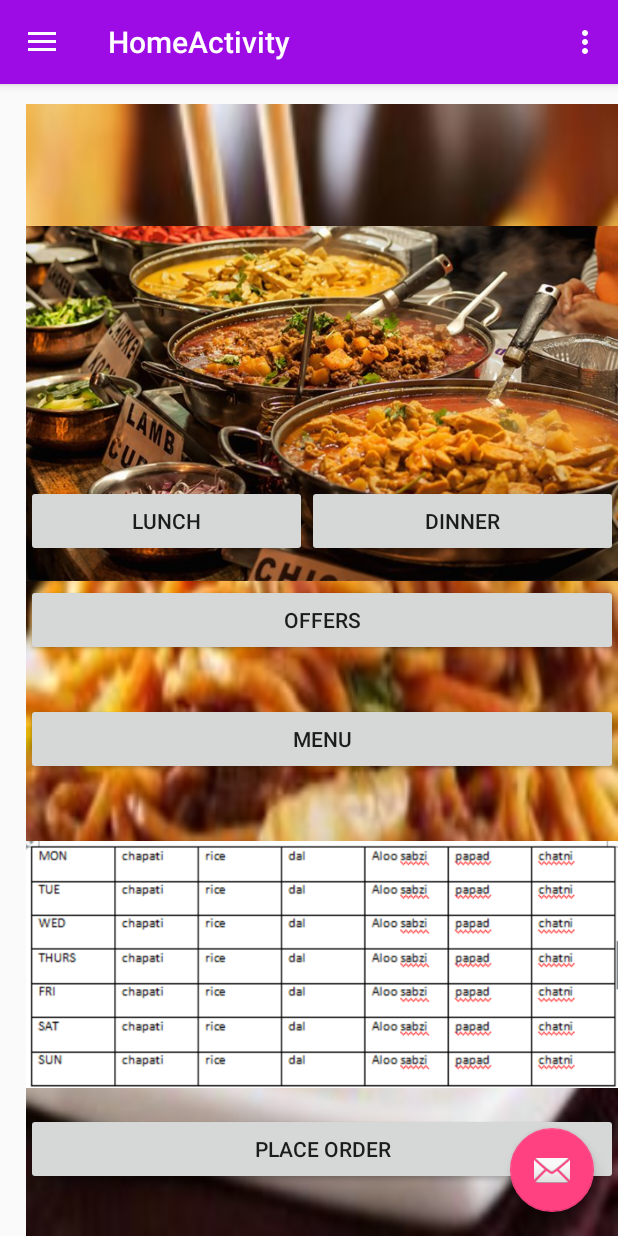
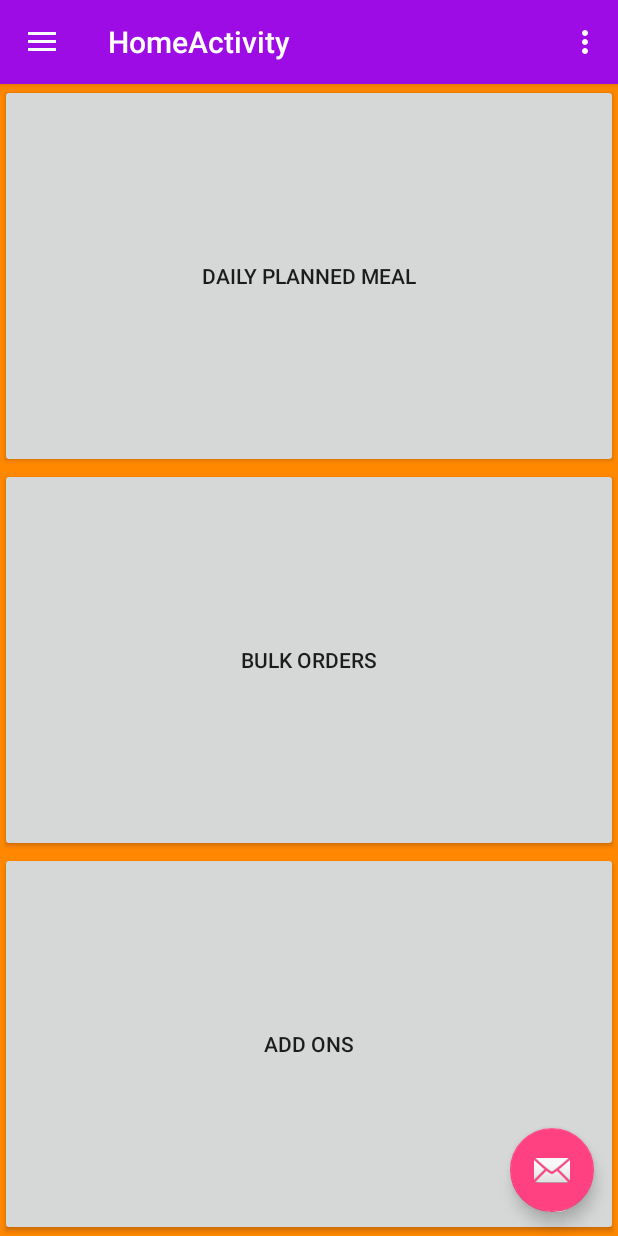
Before and after one commit to LunchBoxAndroid/LUNCHBOX, an Android app: the fragment homeFragment placed in its activity, in the options menu, after a tap on "Settings", on a phone screen of 412 x 824 dp. Run offline under Robolectric (Android 15) with nearby library versions, the phone set to English and light mode, and no system bars.

Commit message:
activity_home2

```diff
--- a/app/build.gradle
+++ b/app/build.gradle
@@ -23,6 +23,8 @@ dependencies {
     implementation 'com.android.support:appcompat-v7:27.1.1'
     implementation 'com.android.support.constraint:constraint-layout:1.1.2'
     implementation 'com.android.support:design:27.1.1'
+    implementation 'com.squareup:android-times-square:1.6.5@aar'
+
     testImplementation 'junit:junit:4.12'
     androidTestImplementation 'com.android.support.test:runner:1.0.2'
     androidTestImplementation 'com.android.support.test.espresso:espresso-core:3.0.2'
--- a/app/src/main/AndroidManifest.xml
+++ b/app/src/main/AndroidManifest.xml
@@ -20,8 +20,9 @@
             android:name=".HomeActivity"
             android:label="@string/title_activity_home"
             android:theme="@style/AppTheme" />
-        <activity android:name=".SignInActivity"></activity>
-        <activity android:name=".BulkOrderActivity"></activity>
+        <activity android:name=".SignInActivity" />
+        <activity android:name=".BulkOrderActivity" />
+        <activity android:name=".Home"></activity>
     </application>
 
 </manifest>
--- a/app/src/main/java/com/lunchbox/lunchbox/HomeActivity.java
+++ b/app/src/main/java/com/lunchbox/lunchbox/HomeActivity.java
@@ -18,11 +18,13 @@ import android.view.MenuItem;
 
 public class HomeActivity extends AppCompatActivity
         implements NavigationView.OnNavigationItemSelectedListener {
-
     @Override
     protected void onCreate(Bundle savedInstanceState) {
+
         super.onCreate(savedInstanceState);
         setContentView(R.layout.activity_home);
+
+
         Toolbar toolbar = (Toolbar) findViewById(R.id.toolbar);
         setSupportActionBar(toolbar);
 
--- a/app/src/main/java/com/lunchbox/lunchbox/dailyFragment.java
+++ /dev/null
@@ -1,26 +0,0 @@
-package com.lunchbox.lunchbox;
-
-import android.graphics.Color;
-import android.os.Bundle;
-import android.support.annotation.NonNull;
-import android.support.annotation.Nullable;
-import android.support.v4.app.Fragment;
-import android.view.LayoutInflater;
-import android.view.View;
-import android.view.ViewGroup;
-import android.widget.Button;
-
-/**
- * Created by 1605272 on 8/23/2018.
- */
-
-public class dailyFragment extends Fragment {
-
-    @Nullable
-    @Override
-    public View onCreateView(@NonNull LayoutInflater inflater, @Nullable ViewGroup container, @Nullable Bundle savedInstanceState) {
-        return inflater.inflate(R.layout.fragment_daily, null);
-
-    }
-
-}
--- a/app/src/main/java/com/lunchbox/lunchbox/homeFragment.java
+++ b/app/src/main/java/com/lunchbox/lunchbox/homeFragment.java
@@ -23,21 +23,6 @@ public class homeFragment extends Fragment {
         return inflater.inflate(R.layout.fragment_home, null);
 
     }
-    public void dpm(View view)
-    {
-        Fragment fragment=null;
-        fragment=new dailyFragment();
-        if(fragment!=null)
-        {
-            FragmentManager fragmentManager=getFragmentManager();
-            FragmentTransaction ft =fragmentManager.beginTransaction();
-            ft.replace(R.id.screen,fragment);
-            ft.commit();
-        }
-    }
-
-
-
     @Override
     public void onViewCreated(@NonNull View view, @Nullable Bundle savedInstanceState) {
         super.onViewCreated(view, savedInstanceState);
@@ -45,15 +30,8 @@ public class homeFragment extends Fragment {
             @Override
             public void onClick(View view)
             {
-                Fragment fragment=null;
-                fragment=new dailyFragment();
-                if(fragment!=null)
-                {
-                    FragmentManager fragmentManager=getFragmentManager();
-                    FragmentTransaction ft =fragmentManager.beginTransaction();
-                    ft.replace(R.id.screen,fragment);
-                    ft.commit();
-                }
+                Intent intent=new Intent(getContext(),Home.class);
+                startActivity(intent);
             }
         });
 
--- a/app/src/main/res/layout/activity_home.xml
+++ b/app/src/main/res/layout/activity_home.xml
@@ -18,8 +18,11 @@
         android:layout_width="wrap_content"
         android:layout_height="match_parent"
         android:layout_gravity="start"
+        android:background="#37474F"
         android:fitsSystemWindows="true"
         app:headerLayout="@layout/nav_header_home"
+        app:itemIconTint="@color/calendar_text_selected"
+        app:itemTextColor="@color/cardview_light_background"
         app:menu="@menu/activity_home_drawer" />
 
 </android.support.v4.widget.DrawerLayout>
--- a/app/src/main/res/layout/content_home.xml
+++ b/app/src/main/res/layout/content_home.xml
@@ -14,9 +14,7 @@
         android:layout_width="match_parent"
         android:layout_height="match_parent"
         android:layout_alignParentStart="true"
-        android:layout_alignParentTop="true"
-        android:layout_marginStart="17dp"
-        android:layout_marginTop="13dp">
+        android:layout_centerVertical="true">
 
     </FrameLayout>
 </RelativeLayout>
--- a/app/src/main/res/layout/fragment_daily.xml
+++ /dev/null
@@ -1,72 +0,0 @@
-<?xml version="1.0" encoding="utf-8"?>
-<RelativeLayout xmlns:android="http://schemas.android.com/apk/res/android"
-    xmlns:app="http://schemas.android.com/apk/res-auto"
-    android:layout_width="match_parent"
-    android:layout_height="match_parent"
-    android:background="@drawable/food4">
-
-    <Button
-        android:id="@+id/button7"
-        android:layout_width="187dp"
-        android:layout_height="wrap_content"
-        android:layout_above="@+id/button9"
-        android:layout_alignParentStart="true"
-        android:layout_marginBottom="18dp"
-        android:layout_weight="1"
-        android:text="LUNCH" />
-
-    <Button
-        android:id="@+id/button8"
-        android:layout_width="134dp"
-        android:layout_height="wrap_content"
-        android:layout_alignBaseline="@+id/button7"
-        android:layout_alignBottom="@+id/button7"
-        android:layout_alignParentEnd="true"
-        android:layout_toEndOf="@+id/button7"
-        android:layout_weight="1"
-        android:text="DINNER" />
-
-    <Button
-        android:id="@+id/button9"
-        android:layout_width="match_parent"
-        android:layout_height="wrap_content"
-        android:layout_above="@+id/button10"
-        android:layout_alignParentStart="true"
-        android:layout_marginBottom="31dp"
-        android:text="OFFERS" />
-
-    <ImageView
-        android:id="@+id/imageView2"
-        android:layout_width="wrap_content"
-        android:layout_height="wrap_content"
-        android:layout_above="@+id/button6"
-        android:layout_alignParentStart="true"
-        app:srcCompat="@drawable/pic1" />
-
-    <Button
-        android:id="@+id/button10"
-        android:layout_width="match_parent"
-        android:layout_height="wrap_content"
-        android:layout_above="@+id/imageView2"
-        android:layout_alignParentStart="true"
-        android:layout_marginBottom="27dp"
-        android:text="MENU" />
-
-    <ImageView
-        android:id="@+id/imageView3"
-        android:layout_width="wrap_content"
-        android:layout_height="wrap_content"
-        android:layout_above="@+id/button10"
-        android:layout_alignParentStart="true"
-        app:srcCompat="@drawable/food2" />
-
-    <Button
-        android:id="@+id/button6"
-        android:layout_width="match_parent"
-        android:layout_height="wrap_content"
-        android:layout_alignParentBottom="true"
-        android:layout_alignParentStart="true"
-        android:layout_marginBottom="34dp"
-        android:text="PLACE ORDER" />
-
-</RelativeLayout>
--- a/app/src/main/res/layout/fragment_home.xml
+++ b/app/src/main/res/layout/fragment_home.xml
@@ -33,6 +33,7 @@
             android:layout_gravity="fill"
             android:layout_row="1"
             android:layout_rowWeight="1"
+            android:onClick="bulk"
             android:text="BULK ORDERS" />
 
         <Button
--- a/app/src/main/res/layout/nav_header_home.xml
+++ b/app/src/main/res/layout/nav_header_home.xml
@@ -3,7 +3,7 @@
     xmlns:app="http://schemas.android.com/apk/res-auto"
     android:layout_width="match_parent"
     android:layout_height="@dimen/nav_header_height"
-    android:background="@drawable/side_nav_bar"
+    android:background="@android:color/holo_orange_dark"
     android:gravity="bottom"
     android:orientation="vertical"
     android:paddingBottom="@dimen/activity_vertical_margin"
--- a/app/src/main/res/menu/activity_home_drawer.xml
+++ b/app/src/main/res/menu/activity_home_drawer.xml
@@ -6,33 +6,28 @@
     <group android:checkableBehavior="single">
         <item
             android:id="@+id/nav_camera"
-            android:icon="@drawable/food3"
+            android:icon="@drawable/if_home_298794"
             android:title="HOME" />
         <item
             android:id="@+id/nav_gallery"
-            android:icon="@drawable/food4"
+            android:icon="@drawable/ic_menu_manage"
             android:title="RESCHEDULE" />
         <item
             android:id="@+id/nav_slideshow"
-            android:icon="@drawable/food5"
+            android:icon="@drawable/if_checklist_298739"
             android:title="ORDER RECORD" />
         <item
             android:id="@+id/nav_manage"
-            android:icon="@drawable/ic_menu_manage"
+            android:icon="@drawable/if_book_298731"
             android:title="FAQ" />
-    </group>
-
-    <item android:title="Communicate">
-        <menu>
             <item
                 android:id="@+id/nav_share"
                 android:icon="@drawable/ic_menu_share"
                 android:title="SHARE" />
             <item
                 android:id="@+id/nav_send"
-                android:icon="@drawable/ic_menu_send"
+                android:icon="@drawable/if_flame_298779"
                 android:title="CONTACT US" />
-        </menu>
-    </item>
+    </group>
 
 </menu>
--- a/app/src/main/res/values/colors.xml
+++ b/app/src/main/res/values/colors.xml
@@ -1,6 +1,6 @@
 <?xml version="1.0" encoding="utf-8"?>
 <resources>
     <color name="colorPrimary">#9d0ce5</color>
-    <color name="colorPrimaryDark">#303F9F</color>
+    <color name="colorPrimaryDark">#1f34bb</color>
     <color name="colorAccent">#FF4081</color>
 </resources>
```
Also changed, not shown: app/src/main/res/drawable/if_book_298731.png (added), app/src/main/res/drawable/if_checklist_298739.png (added), app/src/main/res/drawable/if_flame_298779.png (added), app/src/main/res/drawable/if_gitcompare_298787.png (added), app/src/main/res/drawable/if_home_298794.png (added).
